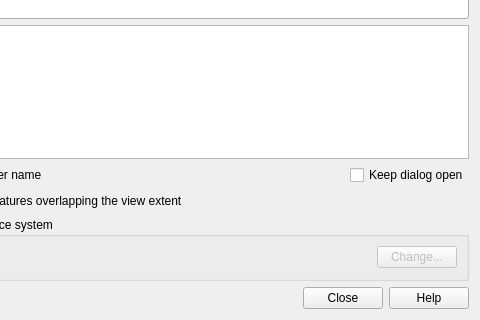
First picture: the form in src/ui/qgsgeonodesourceselectbase.ui, repository qgis/QGIS, before the edit; both pictures show x 112 to 592 and y 119 to 439 of the 592 by 439 pixel window.
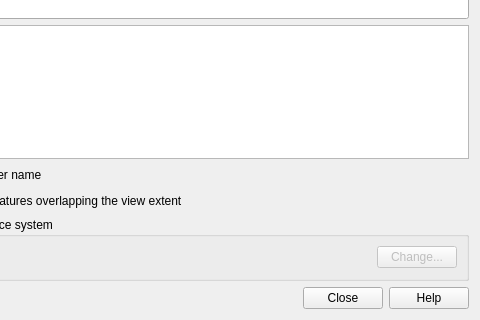
Second picture: the form after the edit.

Commit message: Open universal add layer when click Add GeoNode layer.

```diff
--- a/src/ui/qgsgeonodesourceselectbase.ui
+++ b/src/ui/qgsgeonodesourceselectbase.ui
@@ -251,13 +251,6 @@
        </property>
       </spacer>
      </item>
-     <item>
-      <widget class="QCheckBox" name="mHoldDialogOpen">
-       <property name="text">
-        <string>Keep dialog open</string>
-       </property>
-      </widget>
-     </item>
     </layout>
    </item>
   </layout>
```
Left out of the diff: 7 changed lines with no effect on the pictures. The commit also changes 2 other files.
